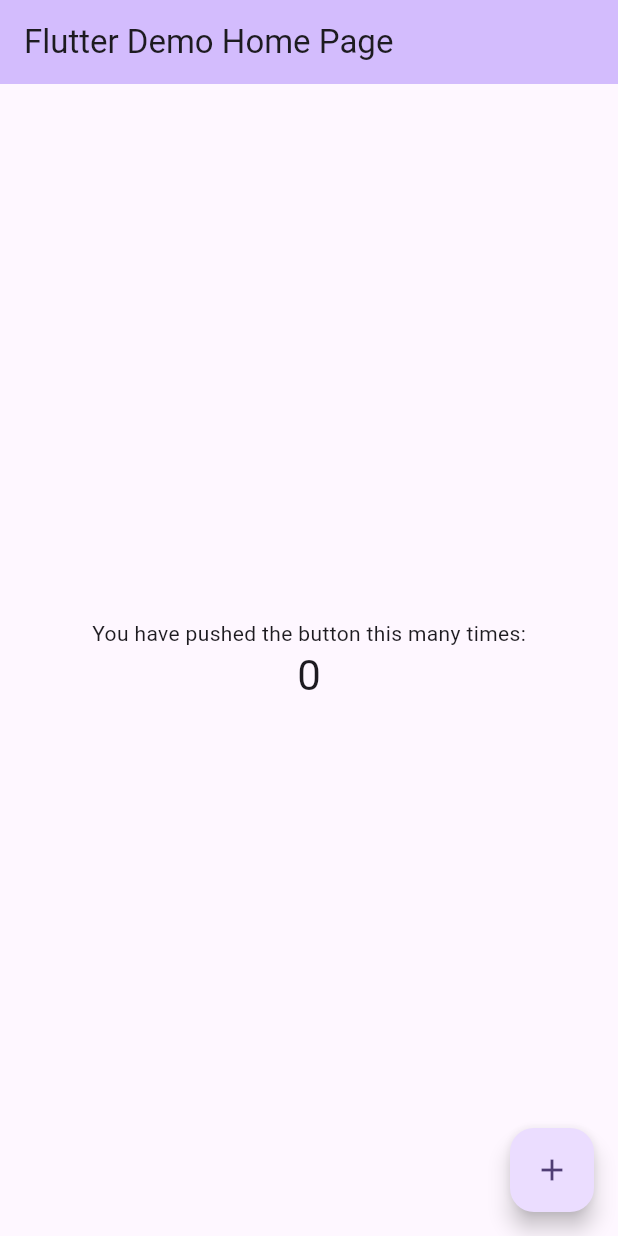
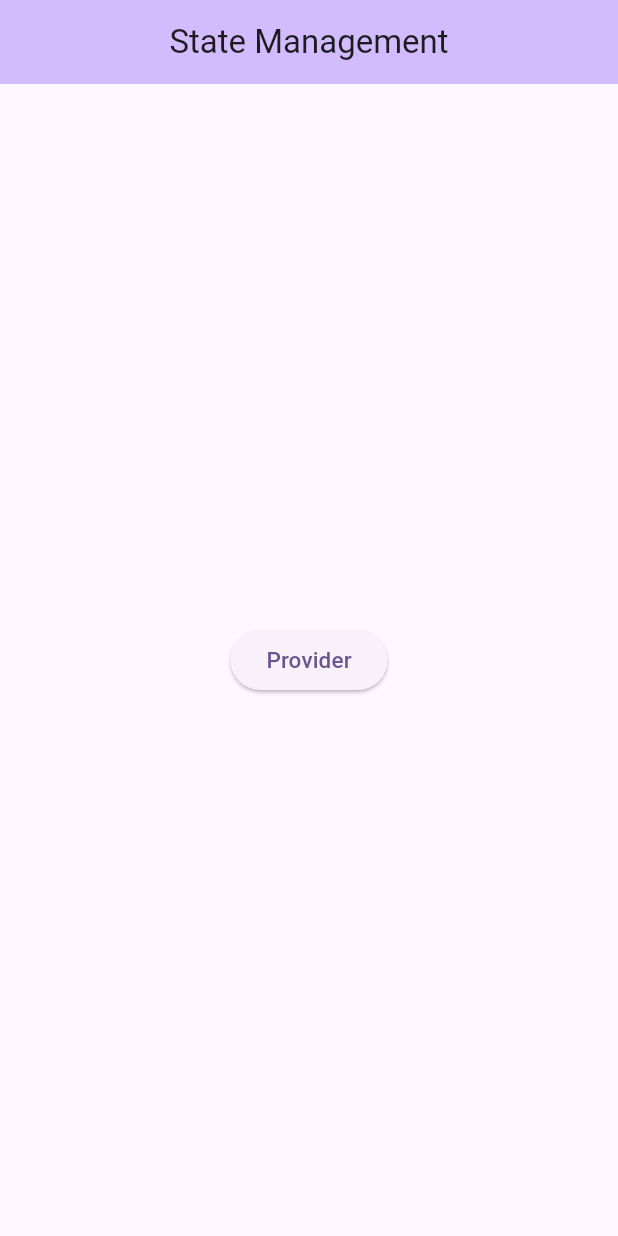
Before and after one commit to vidisha1106/chapter_7_state_management, a Flutter app: the screen it shows after launch, on a phone screen of 412 x 824 dp. Run offline on Flutter 3.47's test engine with Material 2 defaults, Android fonts, the phone set to English and light mode, and no system bars.

Commit message:
Started : Chapter_7 State Management

```diff
--- a/lib/main.dart
+++ b/lib/main.dart
@@ -1,3 +1,5 @@
+import 'package:chapter_7_state_management/counter_change_notifier_provider.dart';
+import 'package:chapter_7_state_management/provider.dart';
 import 'package:flutter/material.dart';
 
 void main() {
@@ -7,119 +9,55 @@ void main() {
 class MyApp extends StatelessWidget {
   const MyApp({super.key});
 
-  // This widget is the root of your application.
   @override
   Widget build(BuildContext context) {
     return MaterialApp(
       title: 'Flutter Demo',
       theme: ThemeData(
-        // This is the theme of your application.
-        //
-        // TRY THIS: Try running your application with "flutter run". You'll see
-        // the application has a blue toolbar. Then, without quitting the app,
-        // try changing the seedColor in the colorScheme below to Colors.green
-        // and then invoke "hot reload" (save your changes or press the "hot
-        // reload" button in a Flutter-supported IDE, or press "r" if you used
-        // the command line to start the app).
-        //
-        // Notice that the counter didn't reset back to zero; the application
-        // state is not lost during the reload. To reset the state, use hot
-        // restart instead.
-        //
-        // This works for code too, not just values: Most code changes can be
-        // tested with just a hot reload.
         colorScheme: ColorScheme.fromSeed(seedColor: Colors.deepPurple),
         useMaterial3: true,
       ),
-      home: const MyHomePage(title: 'Flutter Demo Home Page'),
+      home:  MyHomePage(),
+      debugShowCheckedModeBanner: false,
+      routes: {
+        '/provider' : (context) => MyProvider(),
+        '/CounterChangeNotifierProvider' : (context) => MyCounterChangeNotifierProvider()
+    }
     );
   }
 }
 
 class MyHomePage extends StatefulWidget {
-  const MyHomePage({super.key, required this.title});
-
-  // This widget is the home page of your application. It is stateful, meaning
-  // that it has a State object (defined below) that contains fields that affect
-  // how it looks.
-
-  // This class is the configuration for the state. It holds the values (in this
-  // case the title) provided by the parent (in this case the App widget) and
-  // used by the build method of the State. Fields in a Widget subclass are
-  // always marked "final".
-
-  final String title;
+  const MyHomePage({super.key,});
 
   @override
   State<MyHomePage> createState() => _MyHomePageState();
 }
 
 class _MyHomePageState extends State<MyHomePage> {
-  int _counter = 0;
 
-  void _incrementCounter() {
-    setState(() {
-      // This call to setState tells the Flutter framework that something has
-      // changed in this State, which causes it to rerun the build method below
-      // so that the display can reflect the updated values. If we changed
-      // _counter without calling setState(), then the build method would not be
-      // called again, and so nothing would appear to happen.
-      _counter++;
-    });
-  }
 
   @override
   Widget build(BuildContext context) {
-    // This method is rerun every time setState is called, for instance as done
-    // by the _incrementCounter method above.
-    //
-    // The Flutter framework has been optimized to make rerunning build methods
-    // fast, so that you can just rebuild anything that needs updating rather
-    // than having to individually change instances of widgets.
     return Scaffold(
       appBar: AppBar(
-        // TRY THIS: Try changing the color here to a specific color (to
-        // Colors.amber, perhaps?) and trigger a hot reload to see the AppBar
-        // change color while the other colors stay the same.
+        title: Text("State Management"),
+        centerTitle: true,
         backgroundColor: Theme.of(context).colorScheme.inversePrimary,
-        // Here we take the value from the MyHomePage object that was created by
-        // the App.build method, and use it to set our appbar title.
-        title: Text(widget.title),
       ),
       body: Center(
-        // Center is a layout widget. It takes a single child and positions it
-        // in the middle of the parent.
         child: Column(
-          // Column is also a layout widget. It takes a list of children and
-          // arranges them vertically. By default, it sizes itself to fit its
-          // children horizontally, and tries to be as tall as its parent.
-          //
-          // Column has various properties to control how it sizes itself and
-          // how it positions its children. Here we use mainAxisAlignment to
-          // center the children vertically; the main axis here is the vertical
-          // axis because Columns are vertical (the cross axis would be
-          // horizontal).
-          //
-          // TRY THIS: Invoke "debug painting" (choose the "Toggle Debug Paint"
-          // action in the IDE, or press "p" in the console), to see the
-          // wireframe for each widget.
           mainAxisAlignment: MainAxisAlignment.center,
-          children: <Widget>[
-            const Text(
-              'You have pushed the button this many times:',
-            ),
-            Text(
-              '$_counter',
-              style: Theme.of(context).textTheme.headlineMedium,
-            ),
+          children: [
+            Padding(
+              padding: const EdgeInsets.all(25.0),
+              child: ElevatedButton(onPressed: () {
+                Navigator.pushNamed(context,'/provider');
+              }, child: Text("Provider",style: TextStyle(fontSize: 15)),),
+            )
           ],
         ),
       ),
-      floatingActionButton: FloatingActionButton(
-        onPressed: _incrementCounter,
-        tooltip: 'Increment',
-        child: const Icon(Icons.add),
-      ), // This trailing comma makes auto-formatting nicer for build methods.
     );
   }
 }
```
Also changed, not shown: lib/counter_change_notifier_provider.dart (added, +24 -0 lines), lib/model/counter_change_notifier.dart (added, +18 -0 lines), lib/provider.dart (added, +38 -0 lines).
